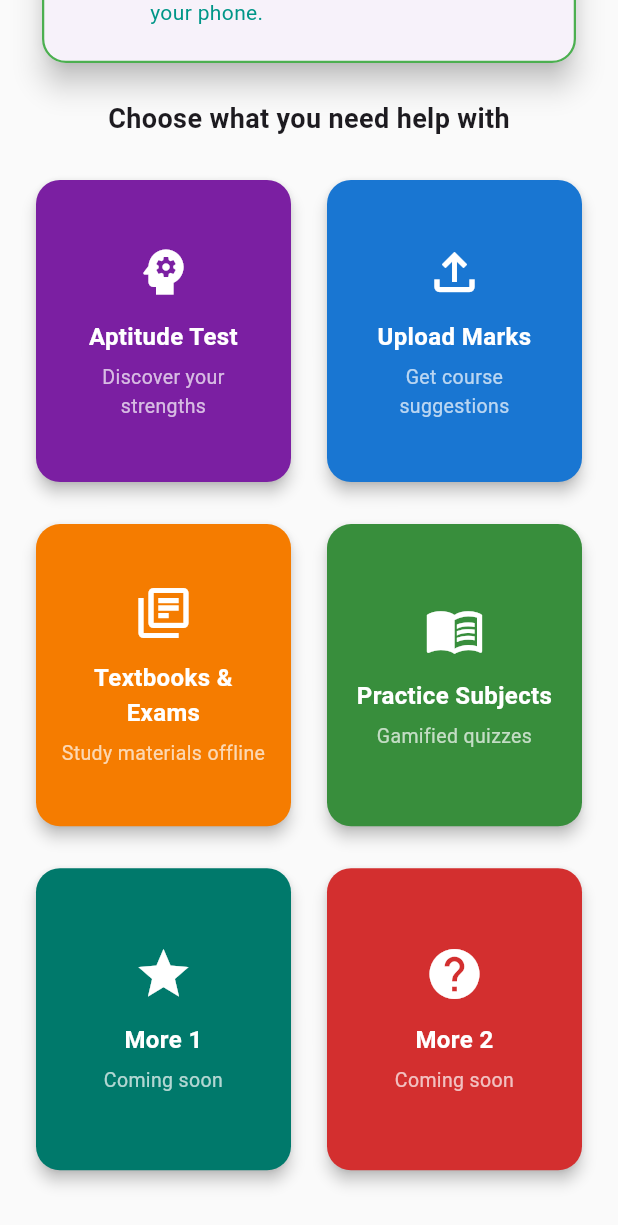
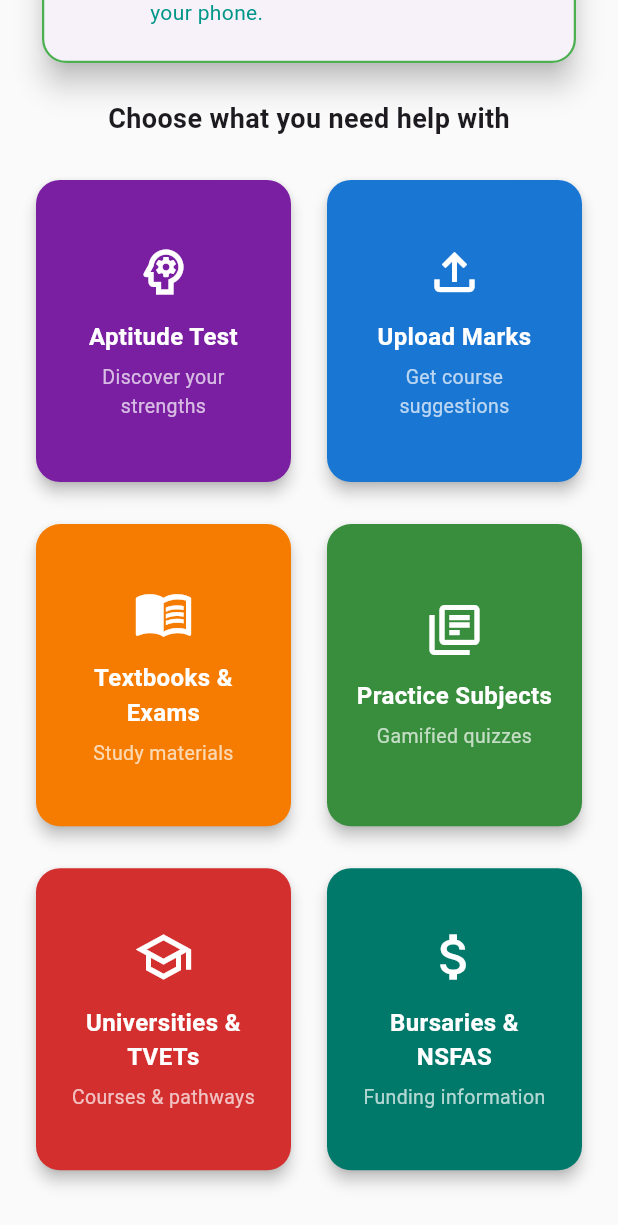
Before and after one commit to kmushapho/uni_gateway, a Flutter app: the screen it shows after launch, scrolled down 220 dp, on a phone screen of 412 x 824 dp. Shown: the top 1225 px of the screen. Run offline on Flutter 3.47's test engine with Material 3 defaults, Android fonts, the phone set to English and light mode, and no system bars.

Commit message:
decorated grid for options

```diff
--- a/lib/main.dart
+++ b/lib/main.dart
@@ -156,7 +156,7 @@
                       'Aptitude Test',
                       'Discover your strengths',
                       Colors.purple[700]!,
-                      Icons.psychology,
+                      Icons.psychology_outlined,
                     ),
                     _buildOptionCard(
                       context,
@@ -168,30 +168,30 @@
                     _buildOptionCard(
                       context,
                       'Textbooks & Exams',
-                      'Study materials offline',
+                      'Study materials',
                       Colors.orange[700]!,
-                      Icons.library_books_outlined,
+                      Icons.menu_book_outlined,
                     ),
                     _buildOptionCard(
                       context,
                       'Practice Subjects',
                       'Gamified quizzes',
                       Colors.green[700]!,
-                      Icons.menu_book_outlined,
+                      Icons.library_books_outlined,
                     ),
                     _buildOptionCard(
                       context,
-                      'More 1',
-                      'Coming soon',
-                      Colors.teal[700]!,
-                      Icons.star,
+                      'Universities & TVETs',
+                      'Courses & pathways',
+                      Colors.red[700]!,
+                      Icons.school_outlined,
                     ),
                     _buildOptionCard(
                       context,
-                      'More 2',
-                      'Coming soon',
-                      Colors.red[700]!,
-                      Icons.help,
+                      'Bursaries & NSFAS',
+                      'Funding information',
+                      Colors.teal[700]!,
+                      Icons.attach_money_outlined,
                     ),
                   ],
                 ),
```
